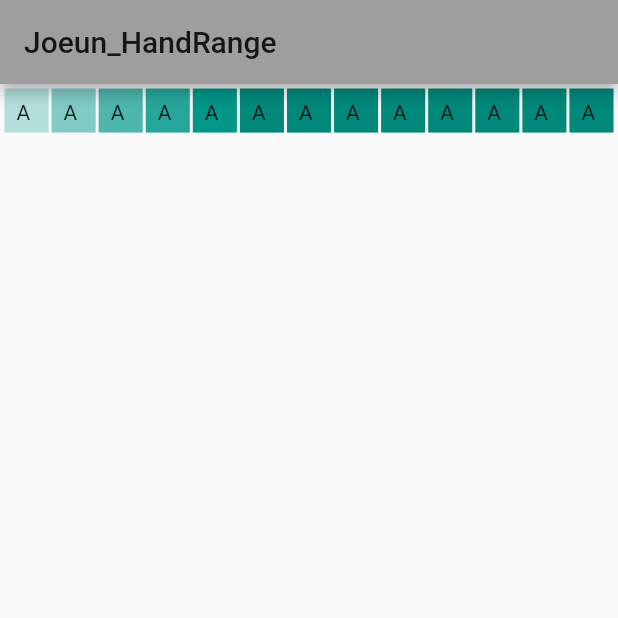
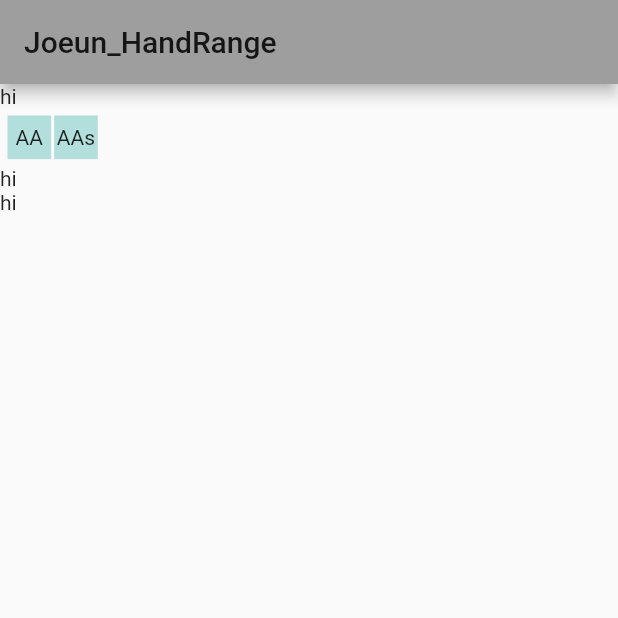
Before and after one commit to Jowooseok/Jowooseok-Flutter_Holdum_Handrange, a Flutter app: the screen it shows after launch, on a phone screen of 412 x 824 dp, the top half of it. Run offline on Flutter 3.47's test engine with Material 2 defaults, Android fonts, the phone set to English and light mode, and no system bars.

Commit message:
gridView 적용완료 -> gridView안에 shrinkWrap:true로 적용

```diff
--- a/flutter_app/lib/main.dart
+++ b/flutter_app/lib/main.dart
@@ -45,81 +45,55 @@ class _MyHomePageState extends State<MyHomePage> {
       appBar: AppBar(
         title: Text('Joeun_HandRange'),
       ),
-      body: Center(
+      body: SafeArea(
+        child: Column(
+          children: [
+            Row(
+              children: [Text('hi')],
+            ),
+            Row(
+              children: [
+                Flexible(
                   child: GridView.count(
                     primary: false,
-        padding: const EdgeInsets.all(3),
+                    padding: const EdgeInsets.all(5),
+                    shrinkWrap: true,
                     crossAxisSpacing: 2,
                     mainAxisSpacing: 2,
                     crossAxisCount: 13,
-        children: <Widget>[
+                    children: [
                       Container(
-            padding: EdgeInsets.all(8),
-            child: Text('AA'),
+                        padding: const EdgeInsets.all(1),
+                        alignment: Alignment.center,
+                        child: const Text(
+                          "AA",
+                          style: TextStyle(),
+                        ),
                         color: Colors.teal[100],
                       ),
                       Container(
-            padding: const EdgeInsets.all(8),
-            child: const Text('AA'),
-            color: Colors.teal[200],
+                        padding: const EdgeInsets.all(1),
+                        alignment: Alignment.center,
+                        child: const Text(
+                          "AAs",
+                          style: TextStyle(),
                         ),
-          Container(
-            padding: const EdgeInsets.all(8),
-            child: const Text('AA'),
-            color: Colors.teal[300],
-          ),
-          Container(
-            padding: const EdgeInsets.all(8),
-            child: const Text('AA'),
-            color: Colors.teal[400],
-          ),
-          Container(
-            padding: const EdgeInsets.all(8),
-            child: const Text('AA'),
-            color: Colors.teal[500],
-          ),
-          Container(
-            padding: const EdgeInsets.all(8),
-            child: const Text('AA'),
-            color: Colors.teal[600],
-          ),
-          Container(
-            padding: const EdgeInsets.all(8),
-            child: const Text('AA'),
-            color: Colors.teal[600],
-          ),
-          Container(
-            padding: const EdgeInsets.all(8),
-            child: const Text('AA'),
-            color: Colors.teal[600],
-          ),
-          Container(
-            padding: const EdgeInsets.all(8),
-            child: const Text('AA'),
-            color: Colors.teal[600],
-          ),
-          Container(
-            padding: const EdgeInsets.all(8),
-            child: const Text('AA'),
-            color: Colors.teal[600],
-          ),
-          Container(
-            padding: const EdgeInsets.all(8),
-            child: const Text('AA'),
-            color: Colors.teal[600],
-          ),
-          Container(
-            padding: const EdgeInsets.all(8),
-            child: const Text('AA'),
-            color: Colors.teal[600],
-          ),
-          Container(
-            padding: const EdgeInsets.all(8),
-            child: const Text('AA'),
-            color: Colors.teal[600],
+                        color: Colors.teal[100],
                       ),
                     ],
-      )),
+                  ),
+                )
+              ],
+            ),
+            Row(
+              children: [Text('hi')],
+            ),
+            Row(
+              children: [Text('hi')],
+            ),
+          ],
+        ),
+      ),
     );
   }
 }
```
Lines whose indentation alone changed are shown as unchanged.
